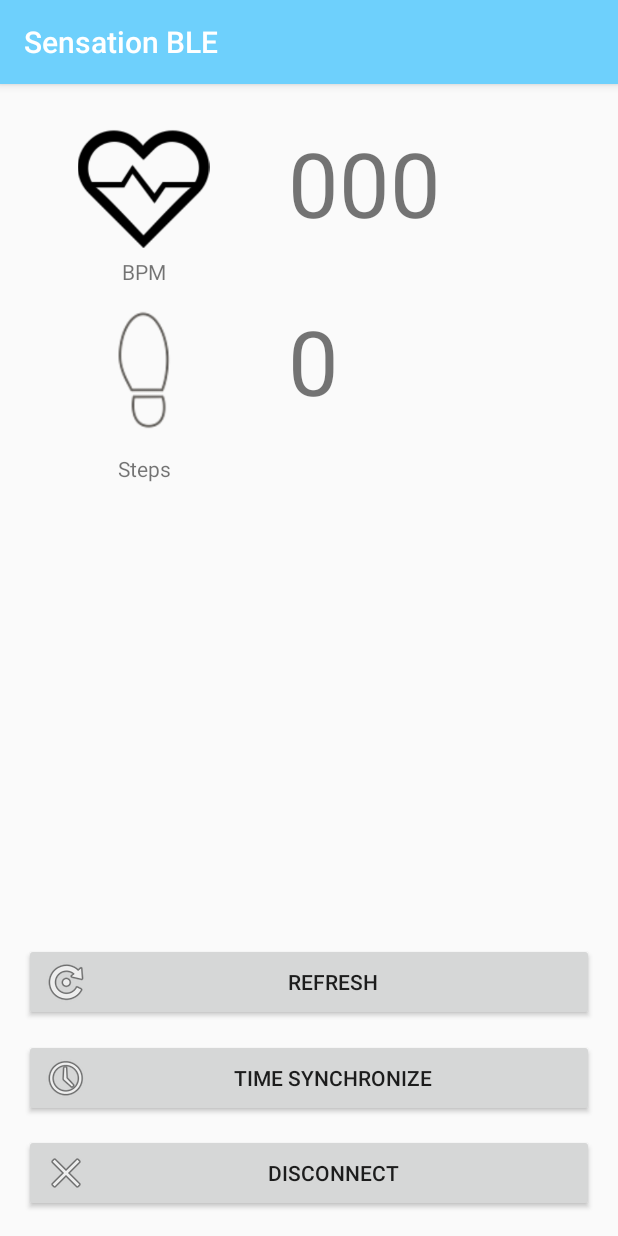
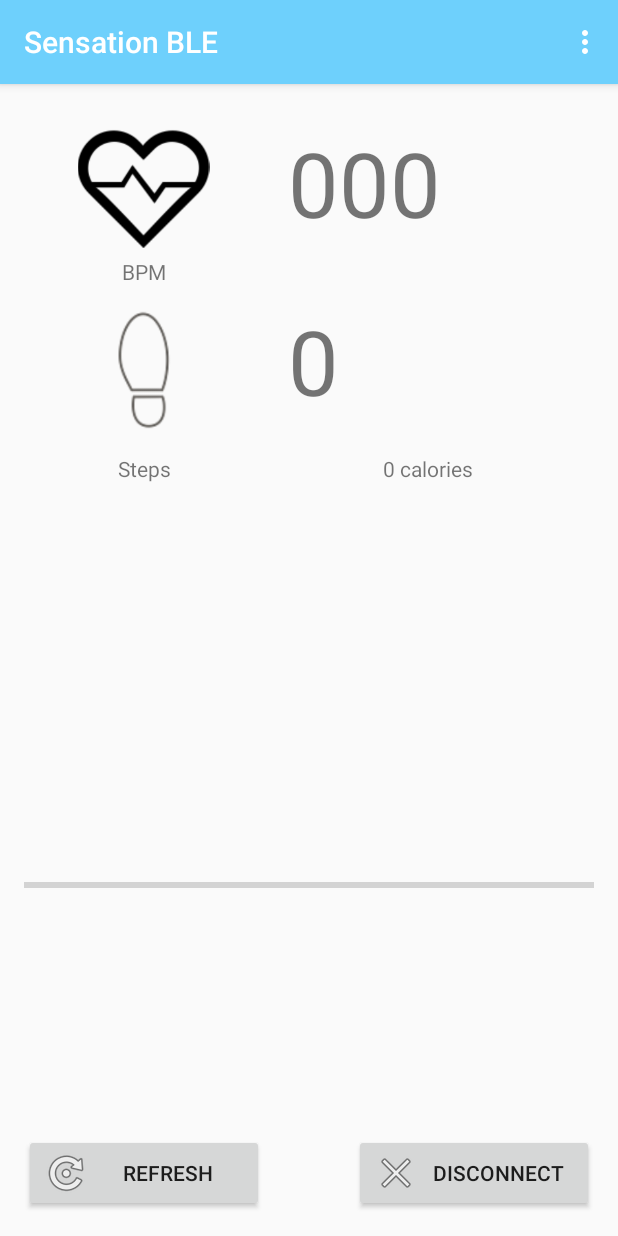
Before and after one commit to chrizchow/SensationBLE, an Android app: the DeviceControlActivity screen opened directly, with no data from a screen before it, on a phone screen of 412 x 824 dp. Run offline under Robolectric (Android 15) with nearby library versions, the phone set to English and light mode, and no system bars; 1 statement that could not run was skipped.

Commit message:
Update with calories calculating function

```diff
--- a/app/src/main/res/layout/activity_device_control.xml
+++ b/app/src/main/res/layout/activity_device_control.xml
@@ -1,4 +1,5 @@
 <?xml version="1.0" encoding="utf-8"?>
+
 <RelativeLayout xmlns:android="http://schemas.android.com/apk/res/android"
     xmlns:app="http://schemas.android.com/apk/res-auto"
     xmlns:tools="http://schemas.android.com/tools"
@@ -10,41 +11,13 @@
     android:paddingTop="@dimen/activity_vertical_margin"
     tools:context="com.example.cmc7.sensationble.DeviceControlActivity">
 
-    <Button
-        android:text="@string/disconnect"
-        android:layout_width="match_parent"
-        android:layout_height="wrap_content"
-        android:id="@+id/disconnect"
-        android:layout_alignParentBottom="true"
-        android:layout_alignParentStart="true"
-        android:drawableStart="@android:drawable/ic_menu_close_clear_cancel" />
-
-    <Button
-        android:text="@string/time_sync"
-        android:layout_width="match_parent"
-        android:layout_height="wrap_content"
-        android:id="@+id/time_sync"
-        android:layout_above="@+id/disconnect"
-        android:layout_alignParentStart="true"
-        android:layout_marginBottom="11dp"
-        android:drawableStart="@android:drawable/ic_menu_recent_history" />
-
-    <Button
-        android:text="@string/refresh"
-        android:layout_width="match_parent"
-        android:layout_height="wrap_content"
-        android:layout_marginBottom="12dp"
-        android:id="@+id/refresh"
-        android:textAppearance="@style/TextAppearance.AppCompat.Button"
-        android:layout_above="@+id/time_sync"
-        android:layout_alignParentStart="true"
-        android:drawableStart="@android:drawable/ic_menu_rotate" />
 
     <GridLayout
         android:layout_width="match_parent"
-        android:layout_height="match_parent"
+        android:layout_height="wrap_content"
         android:layout_alignParentTop="true"
-        android:layout_alignParentStart="true">
+        android:layout_alignParentStart="true"
+        android:id="@+id/grid">
 
         <ImageView
             android:layout_width="90dp"
@@ -57,17 +30,7 @@
             android:layout_gravity="center" />
 
         <TextView
-            android:id="@+id/debug"
-            android:textSize="14sp"
-            android:layout_row="1"
-            android:layout_column="1"
-            android:layout_width="179dp"
-            android:layout_height="wrap_content"
-            android:textAlignment="center"
-            android:layout_gravity="center" />
-
-        <TextView
-            android:text="BPM"
+            android:text="@string/bpm"
             android:id="@+id/BPM"
             android:textAlignment="center"
             android:layout_width="160dp"
@@ -84,20 +47,30 @@
             app:srcCompat="@mipmap/step" />
 
         <TextView
-            android:text="TextView"
+            android:id="@+id/debug"
+            android:textSize="14sp"
+            android:layout_row="1"
+            android:layout_column="1"
+            android:layout_width="179dp"
+            android:layout_height="wrap_content"
+            android:textAlignment="center"
+            android:layout_gravity="center" />
+
+        <TextView
+            android:text=""
             android:id="@+id/heartrate"
             android:textSize="60sp"
-            android:textAlignment="textStart"
             android:fontFamily="sans-serif"
             android:gravity="center_vertical|center_horizontal|center"
             android:layout_marginLeft="@dimen/activity_vertical_margin"
             android:layout_row="0"
             android:layout_column="1"
             android:layout_height="99dp"
-            android:layout_width="175dp" />
+            android:layout_width="175dp"
+            android:textAlignment="textStart" />
 
         <TextView
-            android:text="Steps"
+            android:text="@string/steps"
             android:layout_width="160dp"
             android:layout_height="wrap_content"
             android:id="@+id/steps"
@@ -106,7 +79,7 @@
             android:textAlignment="center" />
 
         <TextView
-            android:text="TextView"
+            android:text=""
             android:id="@+id/step"
             android:fontFamily="sans-serif"
             android:textSize="60sp"
@@ -118,7 +91,46 @@
             android:layout_height="99dp"
             android:textAlignment="textStart" />
 
+        <TextView
+            android:id="@+id/calories"
+            android:textSize="14sp"
+            android:layout_row="3"
+            android:layout_column="1"
+            android:layout_width="179dp"
+            android:layout_height="wrap_content"
+            android:textAlignment="center"
+            android:layout_gravity="center" />
+
     </GridLayout>
+
+    <Button
+        android:text="@string/refresh"
+        android:layout_width="160dp"
+        android:layout_height="wrap_content"
+        android:id="@+id/refresh"
+        android:textAppearance="@style/TextAppearance.AppCompat.Button"
+        android:drawableStart="@android:drawable/ic_menu_rotate"
+        android:layout_alignBaseline="@+id/disconnect"
+        android:layout_alignBottom="@+id/disconnect"
+        android:layout_alignParentStart="true" />
+
+    <Button
+        android:text="@string/disconnect"
+        android:layout_height="wrap_content"
+        android:id="@+id/disconnect"
+        android:drawableStart="@android:drawable/ic_menu_close_clear_cancel"
+        android:layout_alignParentBottom="true"
+        android:layout_alignParentEnd="true"
+        android:layout_width="160dp" />
+
+    <ProgressBar
+        style="@android:style/Widget.Material.Light.ProgressBar.Horizontal"
+        android:id="@+id/progressRed"
+        android:layout_width="match_parent"
+        android:layout_height="wrap_content"
+        android:layout_below="@+id/grid"
+        android:layout_centerHorizontal="true"
+        android:layout_marginTop="260dp" />
 
 
 </RelativeLayout>
--- /dev/null
+++ b/app/src/main/res/menu/action_devicecontrol.xml
@@ -0,0 +1,14 @@
+<?xml version="1.0" encoding="utf-8"?>
+<menu xmlns:app="http://schemas.android.com/apk/res-auto"
+    xmlns:android="http://schemas.android.com/apk/res/android">
+
+    <item
+        android:id="@+id/action_change"
+        android:title="@string/btc_age"
+        app:showAsAction="never"/>
+    <item
+        android:id="@+id/action_about"
+        android:title="@string/btn_about"
+        app:showAsAction="never"/>
+
+</menu>
--- a/app/src/main/res/values/strings.xml
+++ b/app/src/main/res/values/strings.xml
@@ -6,12 +6,17 @@
     <string name="btn_scan">Scan</string>
     <string name="about_title">Sensation BLE Application</string>
     <string name="about_message">Copyright. 2016\n\nIcon is designed by Pixel Buddha</string>
-    <string name="scan_scanning">Scanning BLE Devices...</string>
+    <string name="scan_scanning">Scanning BLE Devices…</string>
     <string name="unknown_device">Unknown Device</string>
     <string name="ble_not_supported">Bluetooth LE is not supported on this device</string>
     <string name="error_bluetooth_not_supported">Bluetooth is not supported on this device</string>
     <string name="btn_stop">Stop</string>
     <string name="refresh">Refresh</string>
-    <string name="time_sync">Time Synchronize</string>
+    <string name="bpm">BPM</string>
+    <string name="steps">Steps</string>
     <string name="disconnect">Disconnect</string>
+    <string name="btc_age">Change Info</string>
+    <string name="weight">Weight(kg)</string>
+    <string name="set">Set</string>
+    <string name="cancel">Cancel</string>
 </resources>
```
Also changed, not shown: app/src/main/java/com/example/cmc7/sensationble/DeviceControlActivity.java (+122 -38 lines), app/src/main/java/com/example/cmc7/sensationble/DeviceScanActivity.java (+21 -5 lines), app/src/main/res/layout/number_picker.xml (added, +45 -0 lines), 1 other file.
